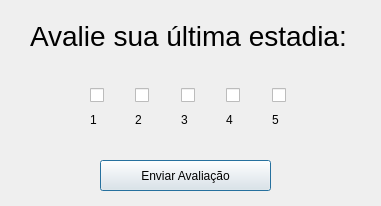
The window that clientes/telaavaliacao.ui (ViniiGabriel/hotelQT) describes before a commit, drawn with Qt 5.
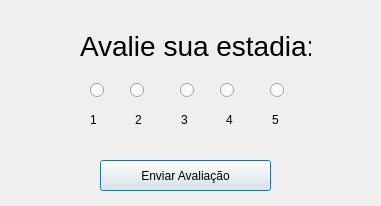
The same window after the commit.

```diff
--- a/clientes/telaavaliacao.ui
+++ b/clientes/telaavaliacao.ui
@@ -16,9 +16,9 @@
   <widget class="QLabel" name="label_2">
    <property name="geometry">
     <rect>
-     <x>30</x>
-     <y>10</y>
-     <width>321</width>
+     <x>80</x>
+     <y>20</y>
+     <width>231</width>
      <height>51</height>
     </rect>
    </property>
@@ -28,7 +28,7 @@
     </font>
    </property>
    <property name="text">
-    <string>Avalie sua última estadia:</string>
+    <string>Avalie sua estadia:</string>
    </property>
   </widget>
   <widget class="QPushButton" name="pushButton">
@@ -44,54 +44,7 @@
     <string>Enviar Avaliação</string>
    </property>
   </widget>
-  <widget class="QWidget" name="">
-   <property name="geometry">
-    <rect>
-     <x>90</x>
-     <y>80</y>
-     <width>221</width>
-     <height>31</height>
-    </rect>
-   </property>
-   <layout class="QHBoxLayout" name="horizontalLayout">
-    <item>
-     <widget class="QCheckBox" name="a1">
-      <property name="text">
-       <string/>
-      </property>
-     </widget>
-    </item>
-    <item>
-     <widget class="QCheckBox" name="a2">
-      <property name="text">
-       <string/>
-      </property>
-     </widget>
-    </item>
-    <item>
-     <widget class="QCheckBox" name="a3">
-      <property name="text">
-       <string/>
-      </property>
-     </widget>
-    </item>
-    <item>
-     <widget class="QCheckBox" name="a4">
-      <property name="text">
-       <string/>
-      </property>
-     </widget>
-    </item>
-    <item>
-     <widget class="QCheckBox" name="checkBox_5">
-      <property name="text">
-       <string/>
-      </property>
-     </widget>
-    </item>
-   </layout>
-  </widget>
-  <widget class="QWidget" name="">
+  <widget class="QWidget" name="layoutWidget">
    <property name="geometry">
     <rect>
      <x>90</x>
@@ -138,6 +91,71 @@
     </item>
    </layout>
   </widget>
+  <widget class="QRadioButton" name="a1">
+   <property name="geometry">
+    <rect>
+     <x>90</x>
+     <y>80</y>
+     <width>16</width>
+     <height>20</height>
+    </rect>
+   </property>
+   <property name="text">
+    <string/>
+   </property>
+  </widget>
+  <widget class="QRadioButton" name="a2">
+   <property name="geometry">
+    <rect>
+     <x>130</x>
+     <y>80</y>
+     <width>16</width>
+     <height>20</height>
+    </rect>
+   </property>
+   <property name="text">
+    <string/>
+   </property>
+  </widget>
+  <widget class="QRadioButton" name="a3">
+   <property name="geometry">
+    <rect>
+     <x>180</x>
+     <y>80</y>
+     <width>16</width>
+     <height>20</height>
+    </rect>
+   </property>
+   <property name="text">
+    <string/>
+   </property>
+  </widget>
+  <widget class="QRadioButton" name="a4">
+   <property name="geometry">
+    <rect>
+     <x>220</x>
+     <y>80</y>
+     <width>16</width>
+     <height>20</height>
+    </rect>
+   </property>
+   <property name="text">
+    <string/>
+   </property>
+  </widget>
+  <widget class="QRadioButton" name="a5">
+   <property name="geometry">
+    <rect>
+     <x>270</x>
+     <y>80</y>
+     <width>16</width>
+     <height>20</height>
+    </rect>
+   </property>
+   <property name="text">
+    <string/>
+   </property>
+  </widget>
  </widget>
  <resources/>
  <connections/>
```
Left out of the diff: 2 changed lines with no effect on the pictures.
